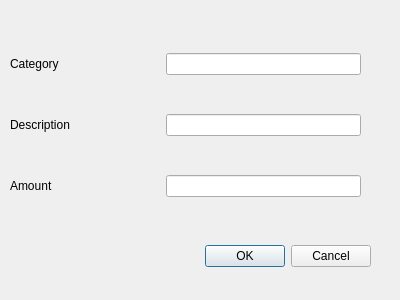
Qt form editCategories.ui (JanusErasmus/qt-finance) before a commit.
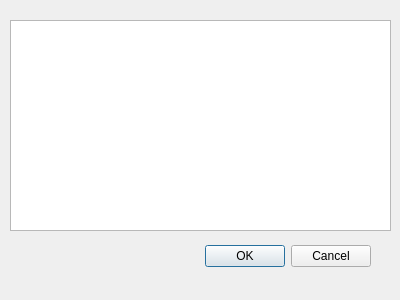
The same form after that commit.

Commit message: Tree view try

```diff
--- a/editCategories.ui
+++ b/editCategories.ui
@@ -37,70 +37,13 @@
     <rect>
      <x>10</x>
      <y>20</y>
-     <width>351</width>
+     <width>381</width>
      <height>211</height>
     </rect>
    </property>
    <layout class="QVBoxLayout" name="verticalLayout">
     <item>
-     <layout class="QHBoxLayout" name="categoryLayout">
-      <item>
-       <widget class="QLabel" name="categoryLabel">
-        <property name="minimumSize">
-         <size>
-          <width>150</width>
-          <height>0</height>
-         </size>
-        </property>
-        <property name="text">
-         <string>Category</string>
-        </property>
-       </widget>
-      </item>
-      <item>
-       <widget class="QLineEdit" name="categoryEdit"/>
-      </item>
-     </layout>
-    </item>
-    <item>
-     <layout class="QHBoxLayout" name="descriptionLayout">
-      <item>
-       <widget class="QLabel" name="descLabel">
-        <property name="minimumSize">
-         <size>
-          <width>150</width>
-          <height>0</height>
-         </size>
-        </property>
-        <property name="text">
-         <string>Description</string>
-        </property>
-       </widget>
-      </item>
-      <item>
-       <widget class="QLineEdit" name="descEdit"/>
-      </item>
-     </layout>
-    </item>
-    <item>
-     <layout class="QHBoxLayout" name="amountLayout">
-      <item>
-       <widget class="QLabel" name="amountLabel">
-        <property name="minimumSize">
-         <size>
-          <width>150</width>
-          <height>0</height>
-         </size>
-        </property>
-        <property name="text">
-         <string>Amount</string>
-        </property>
-       </widget>
-      </item>
-      <item>
-       <widget class="QLineEdit" name="amountEdit"/>
-      </item>
-     </layout>
+     <widget class="QTreeView" name="categoryTree"/>
     </item>
    </layout>
   </widget>
```
The commit also changes 1 other file.
